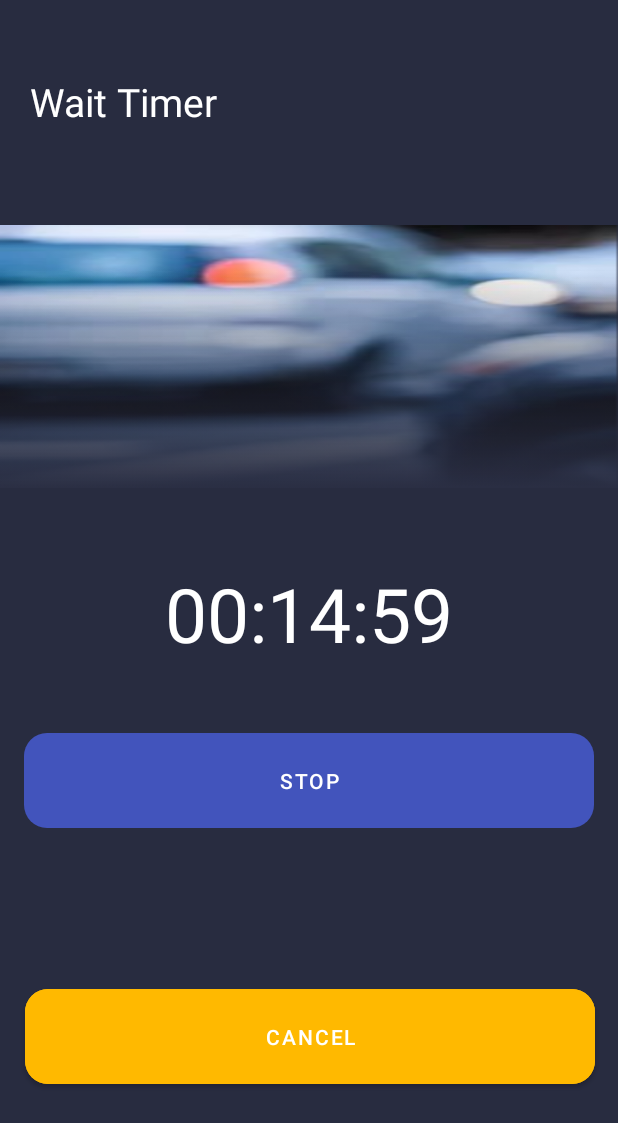
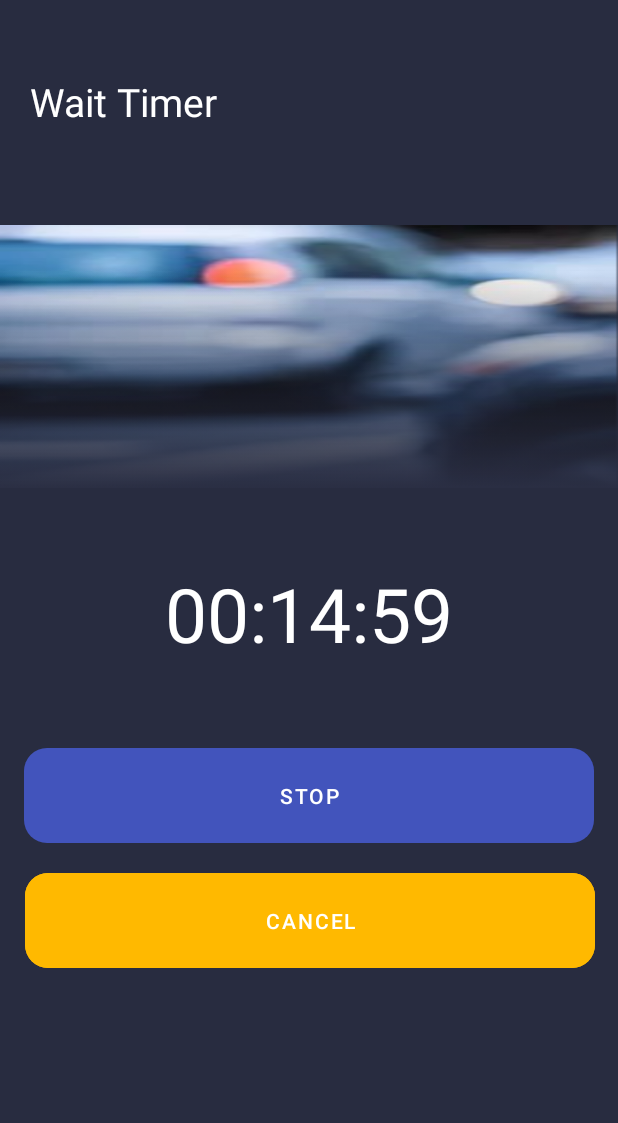
Before and after one commit to M1KoTiK/PR13-Kargin, an Android app: the wait_timer screen opened directly, with no data from a screen before it, on a phone screen of 412 x 824 dp. Shown: the top 1123 px of the screen. Run offline under Robolectric (Android 15) with nearby library versions, the phone set to English and light mode, and no system bars.

```diff
--- a/app/src/main/res/layout/activity_wait_timer.xml
+++ b/app/src/main/res/layout/activity_wait_timer.xml
@@ -68,7 +68,7 @@
         android:id="@+id/btn_stop"
         android:layout_width="380dp"
         android:layout_height="75dp"
-        android:layout_marginTop="40dp"
+        android:layout_marginTop="50dp"
         android:text="Stop"
 
         app:cornerRadius="15dp"
@@ -80,12 +80,10 @@
         android:id="@+id/btn_cancel"
         android:layout_width="380dp"
         android:layout_height="75dp"
-        android:layout_marginTop="15dp"
-        android:layout_marginBottom="15dp"
+        android:layout_marginTop="8dp"
         android:backgroundTint="@color/btn_yellow"
         android:text="Cancel"
         app:cornerRadius="15dp"
-        app:layout_constraintBottom_toBottomOf="parent"
         app:layout_constraintEnd_toEndOf="parent"
         app:layout_constraintHorizontal_bias="0.516"
         app:layout_constraintStart_toStartOf="parent"
```
Also changed, not shown: app/src/main/java/com/example/pr12_kargin/drive_timer.kt (+14 -1 lines).
